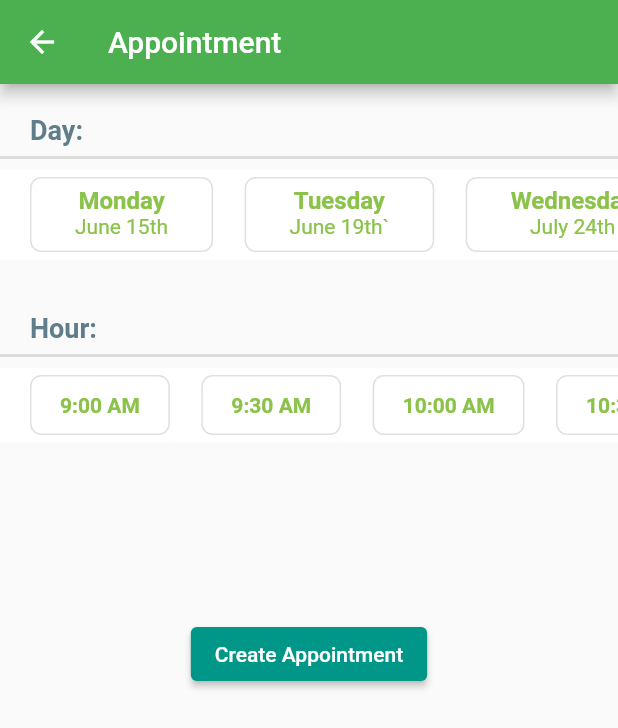
After one commit to bbaltuntas/nutrition_coaching, a Flutter app: the AppointmentPage screen opened directly, on a phone screen of 412 x 824 dp. The commit adds this screen. Shown: the top 728 px of the screen. Run offline on Flutter 3.47's test engine with Material 2 defaults, Android fonts, the phone set to English and light mode, and no system bars; our stand-ins replace cached_network_image, shared_preferences, sqflite; accounts and stored records are empty.

Commit message:
initial commit

```diff
--- /dev/null
+++ b/lib/appointmentPage.dart
@@ -0,0 +1,206 @@
+import 'package:flutter/material.dart';
+
+class AppointmentPage extends StatefulWidget {
+  @override
+  _AppointmentPageState createState() => _AppointmentPageState();
+}
+
+class _AppointmentPageState extends State<AppointmentPage> {
+  String day = "";
+  String hour = "";
+
+  @override
+  Widget build(BuildContext context) {
+    return Theme(
+      data: ThemeData(primaryColor: Colors.green),
+      child: Scaffold(
+        appBar: AppBar(
+          title: Text("Appointment"),
+        ),
+        body: Column(
+          crossAxisAlignment: CrossAxisAlignment.start,
+          children: <Widget>[
+            Padding(
+              padding: const EdgeInsets.only(left: 20.0, top: 20),
+              child: Text(
+                "Day:",
+                style: TextStyle(
+                    fontWeight: FontWeight.bold,
+                    fontSize: 18,
+                    color: Colors.blueGrey),
+              ),
+            ),
+            Divider(
+              thickness: 2,
+            ),
+            Container(
+              margin: const EdgeInsets.only(
+                bottom: 15.0,
+              ),
+              height: 60,
+              child: ListView(
+                padding: EdgeInsets.zero,
+                scrollDirection: Axis.horizontal,
+                children: <Widget>[
+                  appointmentDays("Monday", "June 15th", context),
+                  appointmentDays("Tuesday", "June 19th`", context),
+                  appointmentDays("Wednesday", "July 24th", context),
+                  appointmentDays("Thursday", "July 12th", context),
+                  appointmentDays("Friday", "July 13th", context),
+                  appointmentDays("Saturday", "August 7th", context),
+                  appointmentDays("Sunday", "August 9th", context),
+                ],
+              ),
+            ),
+            Padding(
+              padding: const EdgeInsets.only(left: 20.0, top: 20),
+              child: Text(
+                "Hour:",
+                style: TextStyle(
+                    fontWeight: FontWeight.bold,
+                    fontSize: 18,
+                    color: Colors.blueGrey),
+              ),
+            ),
+            Divider(
+              thickness: 2,
+            ),
+            Container(
+              margin: const EdgeInsets.only(
+                bottom: 15.0,
+              ),
+              height: 50,
+              child: ListView(
+                padding: EdgeInsets.zero,
+                scrollDirection: Axis.horizontal,
+                children: <Widget>[
+                  appointmentTimes("9:00 AM", context),
+                  appointmentTimes("9:30 AM", context),
+                  appointmentTimes("10:00 AM", context),
+                  appointmentTimes("10:30 AM", context),
+                  appointmentTimes("11:00 AM", context),
+                ],
+              ),
+            ),
+            Center(
+              child: Text(
+                day,
+                style: TextStyle(
+                    fontSize: 22,
+                    fontWeight: FontWeight.bold,
+                    color: Colors.blueGrey),
+              ),
+            ),
+            Center(
+              child: Text(
+                hour,
+                style: TextStyle(
+                    fontSize: 22,
+                    fontWeight: FontWeight.bold,
+                    color: Colors.blueGrey),
+              ),
+            ),
+            SizedBox(
+              height: 50,
+            ),
+            Center(
+              child: ElevatedButton(
+                style: ElevatedButton.styleFrom(primary: Colors.teal),
+                onPressed: (){
+
+                },
+                child: Text("Create Appointment"),
+              ),
+            )
+          ],
+        ),
+      ),
+    );
+  }
+
+  Material appointmentDays(
+      String appointmentDay, String appointmentDate, context) {
+    return Material(
+      color: Colors.white,
+      child: Container(
+        margin: const EdgeInsets.only(
+          right: 1.0,
+          left: 20.0,
+          top: 5.0,
+          bottom: 5.0,
+        ),
+        child: OutlineButton(
+          color: Colors.transparent,
+          splashColor: Theme.of(context).primaryColor,
+          padding: EdgeInsets.only(
+            left: 30,
+            right: 30,
+            top: 6,
+          ),
+          onPressed: () {
+            setState(() {
+              day = appointmentDate + " " + appointmentDay;
+            });
+          },
+          textColor: Colors.lightGreen,
+          shape: RoundedRectangleBorder(
+            borderRadius: BorderRadius.circular(7.5),
+          ),
+          child: Align(
+            alignment: Alignment.center,
+            child: Column(
+              children: [
+                Text(
+                  appointmentDay ?? "error",
+                  style: TextStyle(fontSize: 16, fontWeight: FontWeight.bold),
+                ),
+                Text(
+                  appointmentDate ?? "error",
+                  style: TextStyle(fontWeight: FontWeight.normal),
+                ),
+              ],
+            ),
+          ),
+        ),
+      ),
+    );
+  }
+
+  Material appointmentTimes(String appointmentDay, context) {
+    return Material(
+      color: Colors.white,
+      child: Container(
+        margin: const EdgeInsets.only(
+          right: 1.0,
+          left: 20.0,
+          top: 5.0,
+          bottom: 5.0,
+        ),
+        child: OutlineButton(
+          color: Colors.transparent,
+          splashColor: Colors.lightGreen,
+          padding: EdgeInsets.only(
+            left: 20,
+            right: 20,
+          ),
+          onPressed: () {
+            setState(() {
+              hour = appointmentDay;
+            });
+          },
+          textColor: Colors.lightGreen,
+          shape: RoundedRectangleBorder(
+            borderRadius: BorderRadius.circular(7.5),
+          ),
+          child: Align(
+            alignment: Alignment.center,
+            child: Text(
+              appointmentDay ?? "error",
+              style: TextStyle(fontWeight: FontWeight.bold),
+            ),
+          ),
+        ),
+      ),
+    );
+  }
+}
--- a/lib/main.dart
+++ b/lib/main.dart
@@ -6,6 +6,9 @@ void main() async {
 
 
   runApp(MaterialApp(
+    theme: ThemeData(
+      primaryColor: Colors.green
+    ),
     initialRoute: '/',
     routes: {
       '/': (context) => login(),
```
Also changed, not shown: lib/Db.dart (+89 -47 lines), lib/dietitian_profile.dart (added, +173 -0 lines), lib/home_screen.dart (+8 -0 lines), lib/profile.dart (+23 -26 lines), pubspec.lock.
